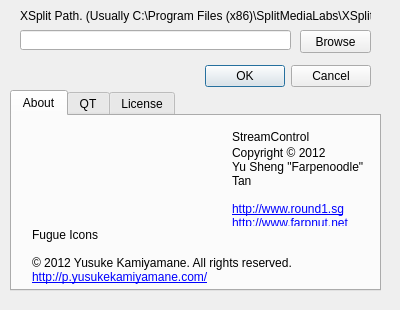
Before: the Qt Designer form StreamControl/configwindow.ui in farpenoodle/StreamControl, drawn with Qt 5.
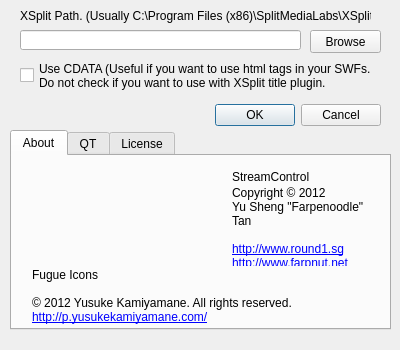
After: the same form once the commit is applied. Icons and pictures are not drawn.

Commit message: Add CDATA toggle

Patch:
```diff
--- a/StreamControl/configwindow.ui
+++ b/StreamControl/configwindow.ui
@@ -7,19 +7,19 @@
     <x>0</x>
     <y>0</y>
     <width>400</width>
-    <height>310</height>
+    <height>350</height>
    </rect>
   </property>
   <property name="minimumSize">
    <size>
     <width>400</width>
-    <height>310</height>
+    <height>350</height>
    </size>
   </property>
   <property name="maximumSize">
    <size>
     <width>400</width>
-    <height>310</height>
+    <height>340</height>
    </size>
   </property>
   <property name="windowTitle">
@@ -32,10 +32,10 @@
   <widget class="QDialogButtonBox" name="buttonBox">
    <property name="geometry">
     <rect>
-     <x>30</x>
-     <y>60</y>
+     <x>40</x>
+     <y>100</y>
      <width>341</width>
-     <height>32</height>
+     <height>30</height>
     </rect>
    </property>
    <property name="orientation">
@@ -50,7 +50,7 @@
     <rect>
      <x>20</x>
      <y>30</y>
-     <width>271</width>
+     <width>281</width>
      <height>20</height>
     </rect>
    </property>
@@ -74,7 +74,7 @@
   <widget class="QPushButton" name="browseButton">
    <property name="geometry">
     <rect>
-     <x>300</x>
+     <x>310</x>
      <y>30</y>
      <width>71</width>
      <height>23</height>
@@ -88,9 +88,9 @@
    <property name="geometry">
     <rect>
      <x>10</x>
-     <y>90</y>
-     <width>371</width>
-     <height>201</height>
+     <y>130</y>
+     <width>381</width>
+     <height>200</height>
     </rect>
    </property>
    <property name="currentIndex">
@@ -263,6 +263,20 @@
     </widget>
    </widget>
   </widget>
+  <widget class="QCheckBox" name="CDATACheckBox">
+   <property name="geometry">
+    <rect>
+     <x>20</x>
+     <y>60</y>
+     <width>351</width>
+     <height>31</height>
+    </rect>
+   </property>
+   <property name="text">
+    <string>Use CDATA (Useful if you want to use html tags in your SWFs.)
+Do not check if you want to use with XSplit title plugin.</string>
+   </property>
+  </widget>
  </widget>
  <resources>
   <include location="resources.qrc"/>
```
The commit also changes 4 other files.
